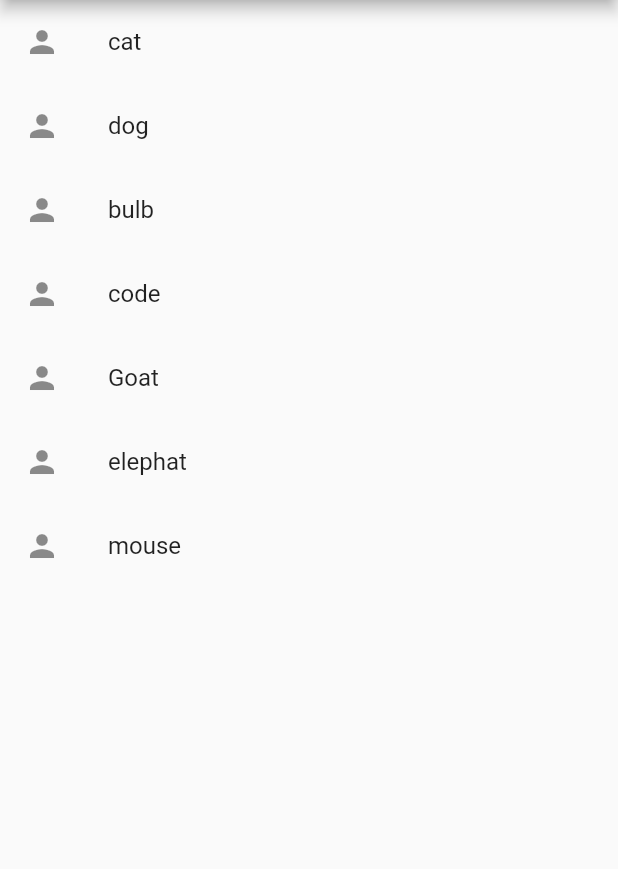
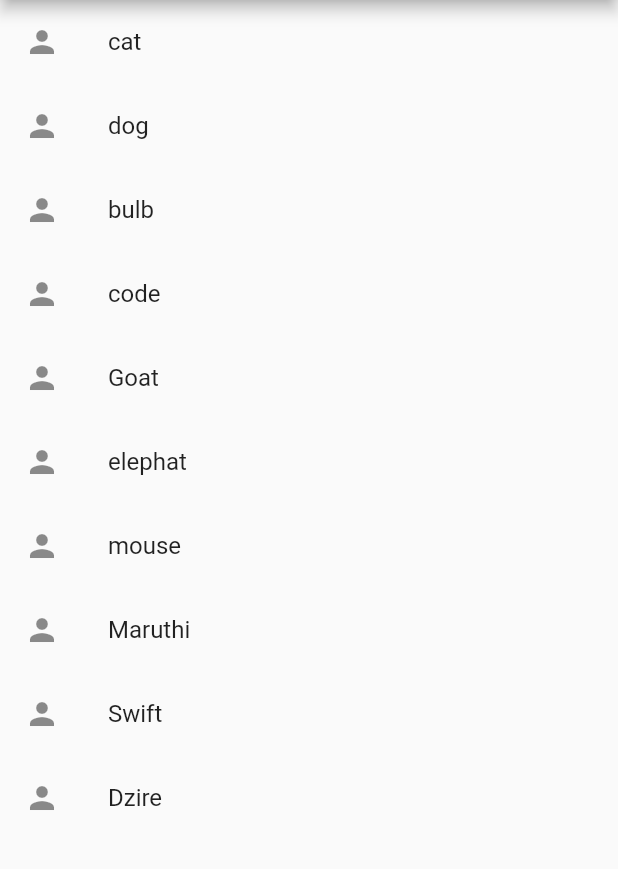
Before and after one commit to rammesaran/santhoshdailytasks, a Flutter app: the screen it shows after launch, on a phone screen of 412 x 824 dp, the part 84-953 px from its top. Run offline on Flutter 3.47's test engine with Material 2 defaults, Android fonts, the phone set to English and light mode, and no system bars.

Commit message:
added two cites

```diff
--- a/lib/main.dart
+++ b/lib/main.dart
@@ -18,6 +18,9 @@ class _MyAppState extends State<MyApp> {
     'Goat',
     'elephat',
     'mouse',
+    'Maruthi',
+    'Swift',
+    "Dzire"
   ];
   @override
   Widget build(BuildContext context) {
```
